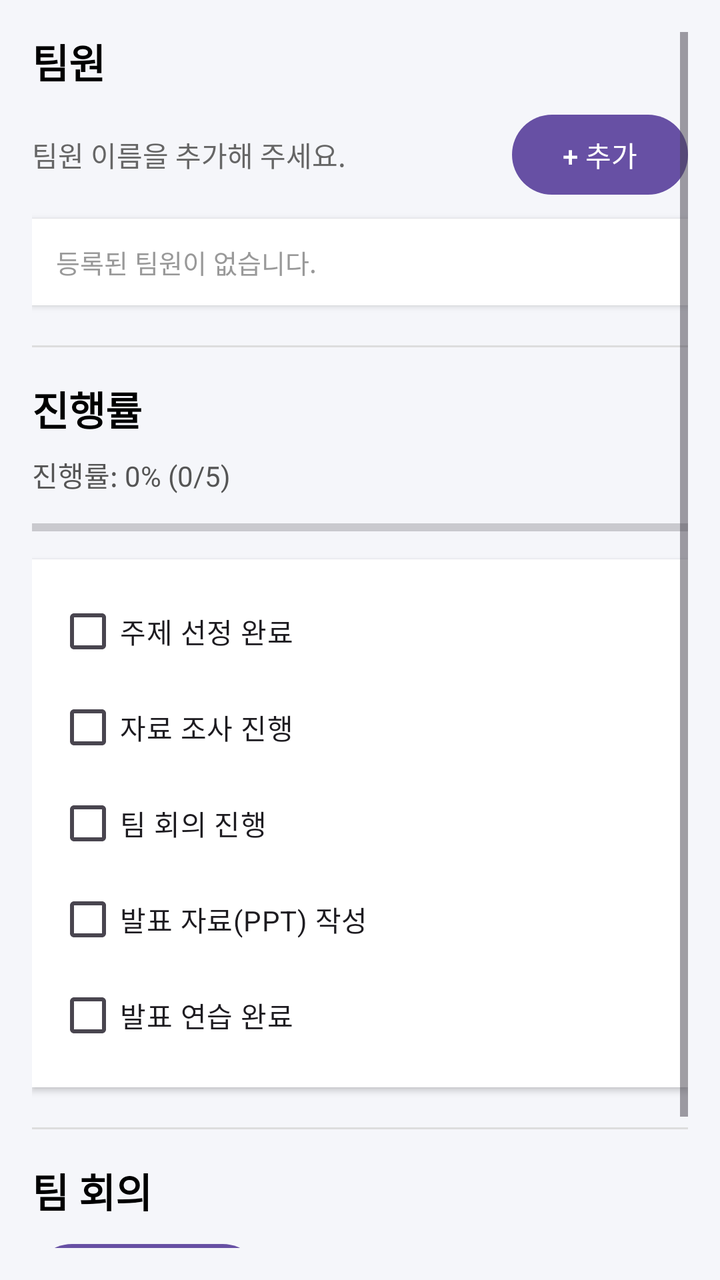
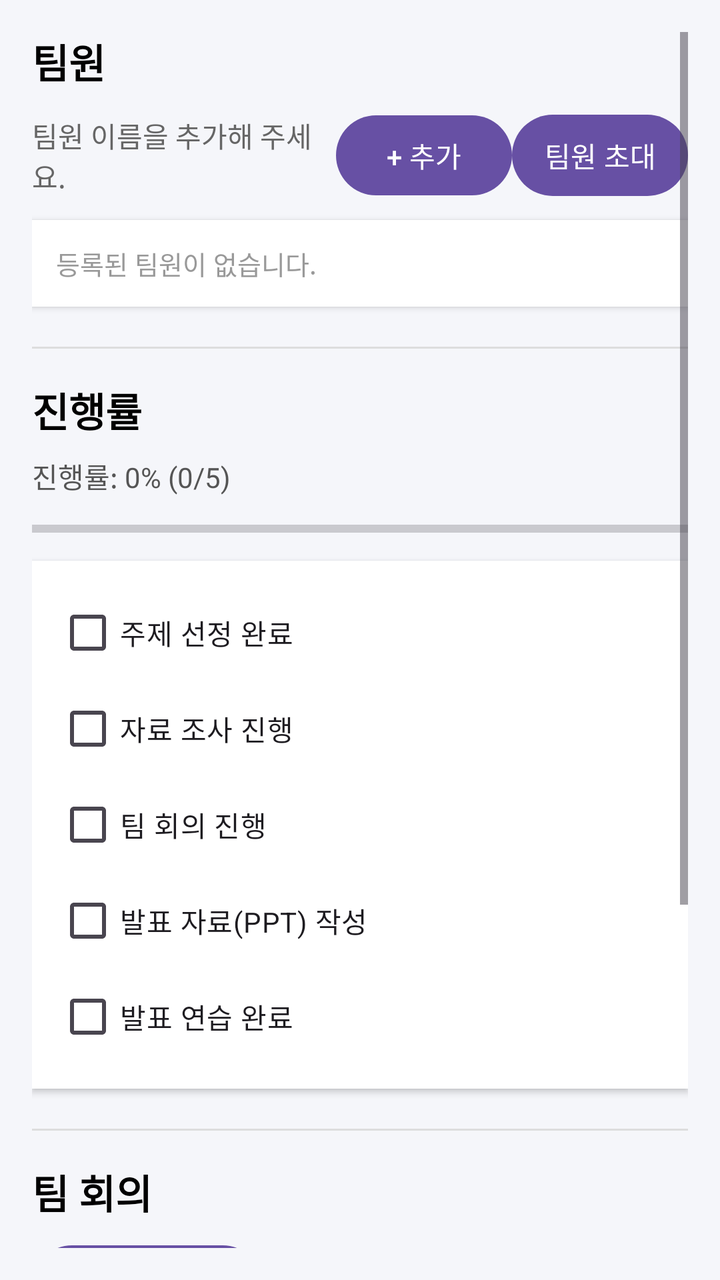

Two renders of the same Android screen: before a commit and after it. Below are the layout's source before the change and the commit's diff.
<!-- AndroidManifest.xml: application theme Theme.MyApplication -->
<!-- res/layout/fragment_team_project.xml -->
<?xml version="1.0" encoding="utf-8"?>
<ScrollView xmlns:android="http://schemas.android.com/apk/res/android"
    android:layout_width="match_parent"
    android:layout_height="match_parent"
    android:padding="16dp"
    android:background="#F5F6FA">

    <LinearLayout
        android:layout_width="match_parent"
        android:layout_height="wrap_content"
        android:orientation="vertical">

        
        <TextView
            android:id="@+id/textTeamTitle"
            android:layout_width="wrap_content"
            android:layout_height="wrap_content"
            android:text="팀원"
            android:textSize="20sp"
            android:textStyle="bold"
            android:textColor="#000000"
            android:layout_marginBottom="8dp" />

        <LinearLayout
            android:layout_width="match_parent"
            android:layout_height="wrap_content"
            android:orientation="horizontal"
            android:gravity="center_vertical"
            android:layout_marginBottom="8dp">

            <TextView
                android:id="@+id/textTeamDesc"
                android:layout_width="0dp"
                android:layout_height="wrap_content"
                android:layout_weight="1"
                android:text="팀원 이름을 추가해 주세요."
                android:textColor="#666666"
                android:textSize="14sp" />

            <Button
                android:id="@+id/btnAddMember"
                android:layout_width="wrap_content"
                android:layout_height="wrap_content"
                android:text="+ 추가" />
        </LinearLayout>

        <LinearLayout
            android:id="@+id/memberListContainer"
            android:layout_width="match_parent"
            android:layout_height="wrap_content"
            android:orientation="vertical"
            android:background="@android:color/white"
            android:padding="12dp"
            android:elevation="2dp">

            <TextView
                android:id="@+id/textEmptyMembers"
                android:layout_width="wrap_content"
                android:layout_height="wrap_content"
                android:text="등록된 팀원이 없습니다."
                android:textColor="#999999"
                android:textSize="13sp" />
        </LinearLayout>

        
        <View
            android:layout_width="match_parent"
            android:layout_height="1dp"
            android:background="#DDDDDD"
            android:layout_marginTop="20dp"
            android:layout_marginBottom="16dp" />

        
        <TextView
            android:layout_width="wrap_content"
            android:layout_height="wrap_content"
            android:text="진행률"
            android:textSize="20sp"
            android:textStyle="bold"
            android:textColor="#000000"
            android:layout_marginBottom="8dp" />

        <TextView
            android:id="@+id/textProgress"
            android:layout_width="wrap_content"
            android:layout_height="wrap_content"
            android:text="진행률: 0% (0/5)"
            android:textColor="#555555"
            android:textSize="14sp"
            android:layout_marginBottom="8dp" />

        <ProgressBar
            android:id="@+id/progressBar"
            android:layout_width="match_parent"
            android:layout_height="wrap_content"
            style="?android:attr/progressBarStyleHorizontal"
            android:max="100"
            android:progress="0"
            android:progressTint="#3A82F7"
            android:layout_marginBottom="8dp" />

        <LinearLayout
            android:id="@+id/checklistContainer"
            android:layout_width="match_parent"
            android:layout_height="wrap_content"
            android:orientation="vertical"
            android:background="@android:color/white"
            android:padding="12dp"
            android:elevation="2dp">

            <CheckBox
                android:id="@+id/checkTopic"
                android:layout_width="wrap_content"
                android:layout_height="wrap_content"
                android:text="주제 선정 완료" />

            <CheckBox
                android:id="@+id/checkResearch"
                android:layout_width="wrap_content"
                android:layout_height="wrap_content"
                android:text="자료 조사 진행" />

            <CheckBox
                android:id="@+id/checkMeeting"
                android:layout_width="wrap_content"
                android:layout_height="wrap_content"
                android:text="팀 회의 진행" />

            <CheckBox
                android:id="@+id/checkSlides"
                android:layout_width="wrap_content"
                android:layout_height="wrap_content"
                android:text="발표 자료(PPT) 작성" />

            <CheckBox
                android:id="@+id/checkPractice"
                android:layout_width="wrap_content"
                android:layout_height="wrap_content"
                android:text="발표 연습 완료" />
        </LinearLayout>

        
        <View
            android:layout_width="match_parent"
            android:layout_height="1dp"
            android:background="#DDDDDD"
            android:layout_marginTop="20dp"
            android:layout_marginBottom="16dp" />

        
        <TextView
            android:layout_width="wrap_content"
            android:layout_height="wrap_content"
            android:text="팀 회의"
            android:textSize="20sp"
            android:textStyle="bold"
            android:textColor="#000000"
            android:layout_marginBottom="8dp" />

        <Button
            android:id="@+id/btnAddMeeting"
            android:layout_width="wrap_content"
            android:layout_height="wrap_content"
            android:text="+ 일정 추가"
            android:layout_marginBottom="8dp" />

        <LinearLayout
            android:id="@+id/meetingListContainer"
            android:layout_width="match_parent"
            android:layout_height="wrap_content"
            android:orientation="vertical"
            android:background="@android:color/white"
            android:padding="12dp"
            android:elevation="2dp">

            <TextView
                android:id="@+id/textEmptyMeetings"
                android:layout_width="wrap_content"
                android:layout_height="wrap_content"
                android:text="등록된 회의 일정이 없습니다."
                android:textColor="#999999"
                android:textSize="13sp" />
        </LinearLayout>

    </LinearLayout>
</ScrollView>
<!-- resources referenced by this layout -->
<resources>
  <style name="Theme.MyApplication" parent="Theme.Material3.DayNight.NoActionBar">
          
      </style>
</resources>

<!-- the commit's change to res/layout/fragment_team_project.xml (unified diff, before → after) -->
@@ -28,6 +28,7 @@
             android:gravity="center_vertical"
             android:layout_marginBottom="8dp">
 
+
             <TextView
                 android:id="@+id/textTeamDesc"
                 android:layout_width="0dp"
@@ -42,6 +43,15 @@
                 android:layout_width="wrap_content"
                 android:layout_height="wrap_content"
                 android:text="+ 추가" />
+
+            <Button
+                android:id="@+id/btnTeamInvite"
+                android:layout_width="wrap_content"
+                android:layout_height="wrap_content"
+                android:text="팀원 초대"
+                android:padding="10dp"
+                android:textColor="@android:color/white" />
+
         </LinearLayout>
 
         <LinearLayout
@@ -182,5 +192,49 @@
                 android:textSize="13sp" />
         </LinearLayout>
 
+        
+        <View
+            android:layout_width="match_parent"
+            android:layout_height="1dp"
+            android:background="#DDDDDD"
+            android:layout_marginTop="20dp"
+            android:layout_marginBottom="16dp" />
+
+        
+        <TextView
+            android:layout_width="wrap_content"
+            android:layout_height="wrap_content"
+            android:text="프로젝트 파일"
+            android:textSize="20sp"
+            android:textStyle="bold"
+            android:textColor="#000000"
+            android:layout_marginBottom="8dp" />
+
+        <Button
+            android:id="@+id/btnAddFile"
+            android:layout_width="wrap_content"
+            android:layout_height="wrap_content"
+            android:text="+ 파일 업로드"
+            android:layout_marginBottom="8dp" />
+
+        <LinearLayout
+            android:id="@+id/fileListContainer"
+            android:layout_width="match_parent"
+            android:layout_height="wrap_content"
+            android:orientation="vertical"
+            android:background="@android:color/white"
+            android:padding="12dp"
+            android:elevation="2dp">
+
+            <TextView
+                android:id="@+id/textEmptyFiles"
+                android:layout_width="wrap_content"
+                android:layout_height="wrap_content"
+                android:text="등록된 파일이 없습니다."
+                android:textColor="#999999"
+                android:textSize="13sp" />
+        </LinearLayout>
+
+
     </LinearLayout>
 </ScrollView>
